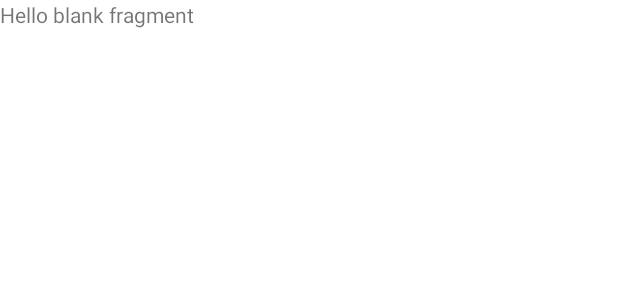
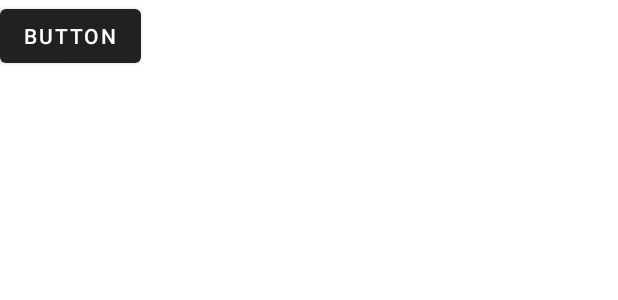
Before and after one commit to TurnEveryStone/SudokuWave, an Android app built with Jetpack Compose: the layout fragment_home.xml on its own in the app's theme, with its tools: preview values and no code run, on a phone screen of 412 x 824 dp. Shown: the top 300 px of the screen. Run offline under Robolectric (Android 15) with nearby library versions, the phone set to English and light mode, and no system bars.

```diff
--- a/app/build.gradle.kts
+++ b/app/build.gradle.kts
@@ -55,6 +55,7 @@ dependencies {
     implementation(libs.material)
     implementation (libs.androidx.lifecycle.viewmodel.ktx)
     implementation (libs.androidx.lifecycle.livedata.ktx)
+    implementation (libs.androidx.runtime.livedata)
     testImplementation(libs.junit)
     androidTestImplementation(libs.androidx.junit)
     androidTestImplementation(libs.androidx.espresso.core)
--- a/app/src/main/res/layout/fragment_home.xml
+++ b/app/src/main/res/layout/fragment_home.xml
@@ -7,8 +7,13 @@
 
     <!-- TODO: Update blank fragment layout -->
     <TextView
+        android:id="@+id/debug_textview"
         android:layout_width="match_parent"
-        android:layout_height="match_parent"
-        android:text="@string/hello_blank_fragment" />
+        android:layout_height="match_parent" />
 
+    <Button
+        android:id="@+id/button_update"
+        android:layout_width="wrap_content"
+        android:layout_height="wrap_content"
+        android:text="Button" />
 </FrameLayout>
--- a/gradle/libs.versions.toml
+++ b/gradle/libs.versions.toml
@@ -1,5 +1,6 @@
 [versions]
 agp = "8.7.2"
+androidxRuntimeLivedata = "1.7.5"
 appcompat = "1.7.0"
 fragmentKtx = "1.8.5"
 kotlin = "2.0.0"
@@ -20,6 +21,7 @@ androidx-fragment-ktx = { module = "androidx.fragment:fragment-ktx", version.ref
 androidx-lifecycle-livedata-ktx = { module = "androidx.lifecycle:lifecycle-livedata-ktx", version.ref = "lifecycleRuntimeKtx" }
 androidx-lifecycle-viewmodel-ktx = { module = "androidx.lifecycle:lifecycle-viewmodel-ktx", version.ref = "lifecycleRuntimeKtx" }
 androidx-material-icons-extended = { module = "androidx.compose.material:material-icons-extended", version.ref = "materialIconsExtended" }
+androidx-runtime-livedata = { module = "androidx.compose.runtime:runtime-livedata", version.ref = "androidxRuntimeLivedata" }
 junit = { group = "junit", name = "junit", version.ref = "junit" }
 androidx-junit = { group = "androidx.test.ext", name = "junit", version.ref = "junitVersion" }
 androidx-espresso-core = { group = "androidx.test.espresso", name = "espresso-core", version.ref = "espressoCore" }
```
Also changed, not shown: app/src/main/java/com/example/sudokuwave/HomeFragment.kt (+18 -13 lines), app/src/main/java/com/example/sudokuwave/MainActivity.kt (+12 -3 lines), app/src/main/java/viewmodel/SharedViewModel.kt (+1 -9 lines).
